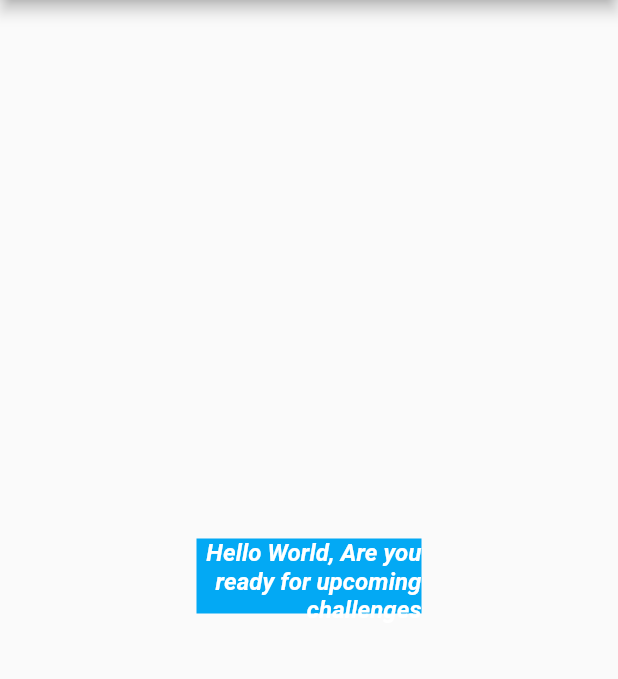
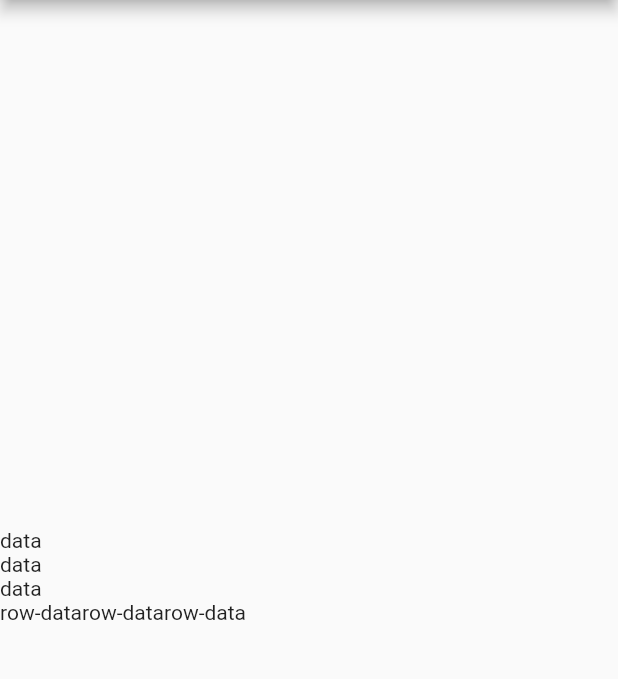
Before and after one commit to lewisccx/flutter_fundamental, a Flutter app: the screen it shows after launch, on a phone screen of 412 x 824 dp, the part 84-763 px from its top. Run offline on Flutter 3.47's test engine with Material 2 defaults, Android fonts, the light colour scheme and no system bars.

Commit message:
added row and column

```diff
--- a/lib/main.dart
+++ b/lib/main.dart
@@ -9,28 +9,47 @@ class MyApp extends StatelessWidget {
   Widget build(BuildContext context) {
     return MaterialApp(
       home: Scaffold(
-        appBar: AppBar(
-          title: Text("Flutter Fundamental"),
-        ),
-        body: Center(
-          child: Container(
-              color: Colors.lightBlue,
-              width: 150,
-              height: 50,
-              child: Text(
-                "Hello World, Are you ready for upcoming challenges",
-                maxLines: 3,
-                overflow: TextOverflow.visible,
-                softWrap: true,
-                textAlign: TextAlign.right,
-                style:
-                    TextStyle(color: Colors.white,
-                    fontStyle: FontStyle.italic,
-                    fontWeight: FontWeight.w700,
-                    fontSize: 16),
-              )),
-        ),
-      ),
+          appBar: AppBar(
+            title: Text("Flutter Fundamental"),
+          ),
+          body: Column(
+            //y-axis
+            mainAxisAlignment: MainAxisAlignment.center,
+            //x-axis
+            crossAxisAlignment: CrossAxisAlignment.start,
+            children: [
+              Text("data"),
+              Text("data"),
+              Text("data"),
+              Row(
+                //mainAxisAlignment: MainAxisAlignment.spaceAround,
+                children: <Widget>[
+                  Text("row-data"),
+                  Text("row-data"),
+                  Text("row-data"),
+                ],
+              )
+            ],
+          )
+          // Center(
+          //   child: Container(
+          //       color: Colors.lightBlue,
+          //       width: 150,
+          //       height: 50,
+          //       child: Text(
+          //         "Hello World, Are you ready for upcoming challenges",
+          //         maxLines: 3,
+          //         overflow: TextOverflow.visible,
+          //         softWrap: true,
+          //         textAlign: TextAlign.right,
+          //         style: TextStyle(
+          //             color: Colors.white,
+          //             fontStyle: FontStyle.italic,
+          //             fontWeight: FontWeight.w700,
+          //             fontSize: 16),
+          //       )),
+          // ),
+          ),
     );
   }
 }
```
